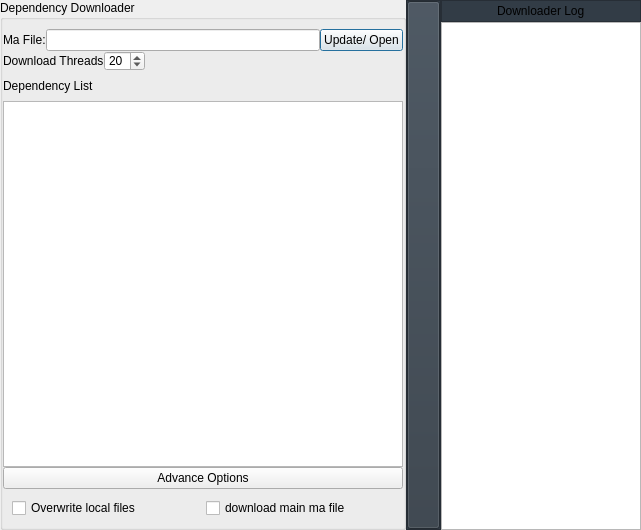
Old version of the form plugins/dependency_loader/gui/main.ui in the repository MayaFramework/Framework.
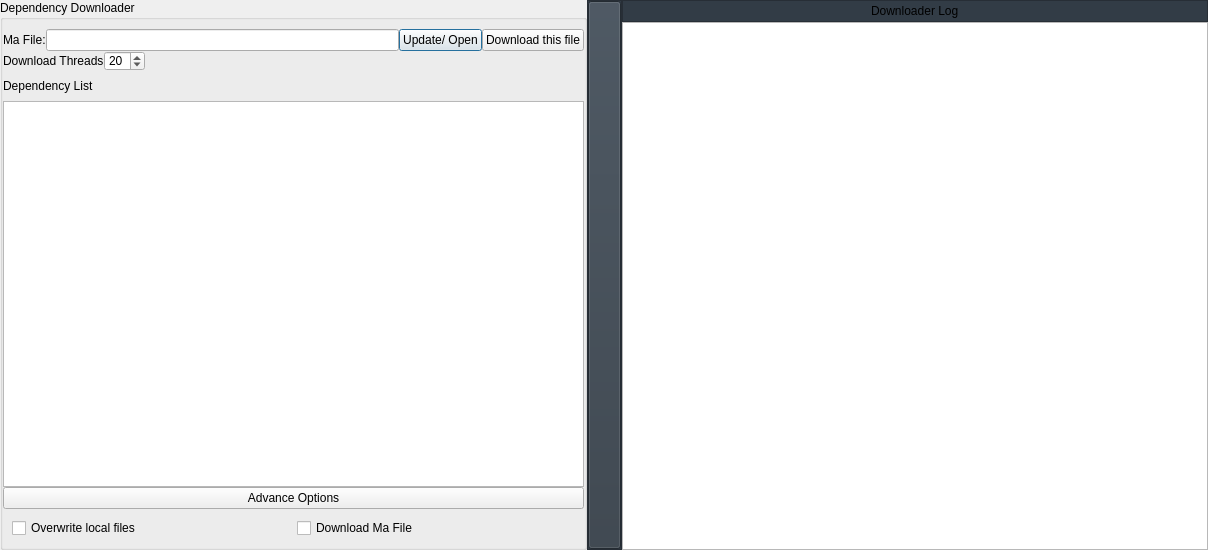
New version of the form.

Diff of the .ui file:
```diff
--- a/plugins/dependency_loader/gui/main.ui
+++ b/plugins/dependency_loader/gui/main.ui
@@ -6,8 +6,8 @@
    <rect>
     <x>0</x>
     <y>0</y>
-    <width>637</width>
-    <height>530</height>
+    <width>1208</width>
+    <height>550</height>
    </rect>
   </property>
   <property name="windowTitle">
@@ -97,6 +97,28 @@
           </property>
          </widget>
         </item>
+        <item>
+         <widget class="QPushButton" name="download_file_btn">
+          <property name="sizePolicy">
+           <sizepolicy hsizetype="Fixed" vsizetype="Fixed">
+            <horstretch>0</horstretch>
+            <verstretch>0</verstretch>
+           </sizepolicy>
+          </property>
+          <property name="minimumSize">
+           <size>
+            <width>40</width>
+            <height>0</height>
+           </size>
+          </property>
+          <property name="toolTip">
+           <string>Download just the main file</string>
+          </property>
+          <property name="text">
+           <string>Download this file</string>
+          </property>
+         </widget>
+        </item>
        </layout>
       </item>
       <item>
@@ -249,7 +271,7 @@
                 <string>Do you want to download the main ma file defined above ?</string>
                </property>
                <property name="text">
-                <string>download main ma file</string>
+                <string>Download Ma File</string>
                </property>
               </widget>
              </item>
```
Left out of the diff: 46 changed lines with no effect on the pictures.
